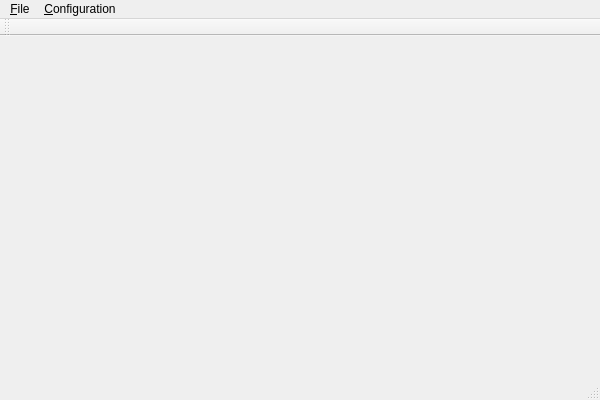
Above: source/mainwindow.ui from martin-kudlicka/virtual-desktop-manager before the change. Below: the same form after it.
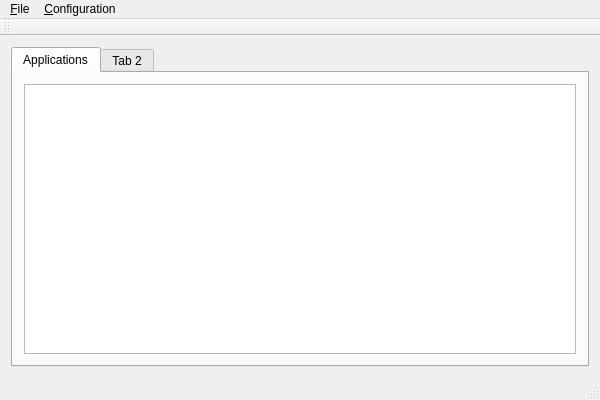
That is the form after the change.

Commit message: + show application windows

Diff of the .ui file:
```diff
--- a/source/mainwindow.ui
+++ b/source/mainwindow.ui
@@ -13,7 +13,29 @@
   <property name="windowTitle">
    <string>Virtual Desktop Manager</string>
   </property>
-  <widget class="QWidget" name="centralWidget"/>
+  <widget class="QWidget" name="centralWidget">
+   <layout class="QVBoxLayout" name="verticalLayout_2">
+    <item>
+     <widget class="QTabWidget" name="tabWidget">
+      <widget class="QWidget" name="tab">
+       <attribute name="title">
+        <string>Applications</string>
+       </attribute>
+       <layout class="QVBoxLayout" name="verticalLayout">
+        <item>
+         <widget class="QTreeView" name="applicationView"/>
+        </item>
+       </layout>
+      </widget>
+      <widget class="QWidget" name="tab_2">
+       <attribute name="title">
+        <string>Tab 2</string>
+       </attribute>
+      </widget>
+     </widget>
+    </item>
+   </layout>
+  </widget>
   <widget class="QMenuBar" name="menuBar">
    <property name="geometry">
     <rect>
```
The commit also changes 6 other files.
